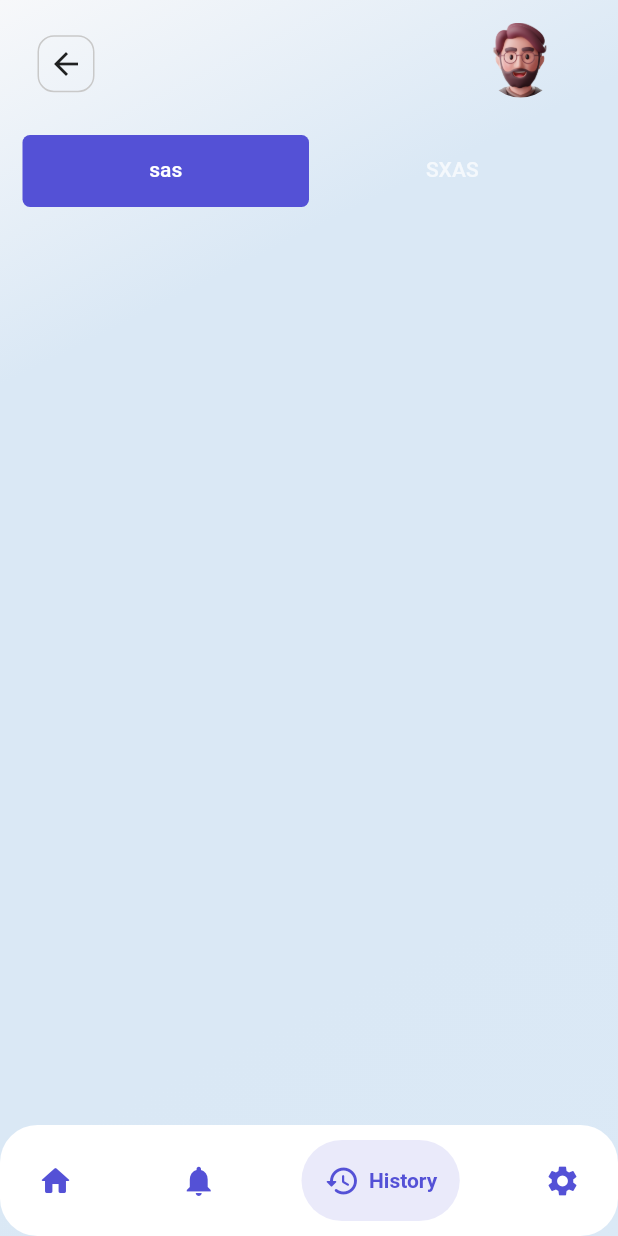
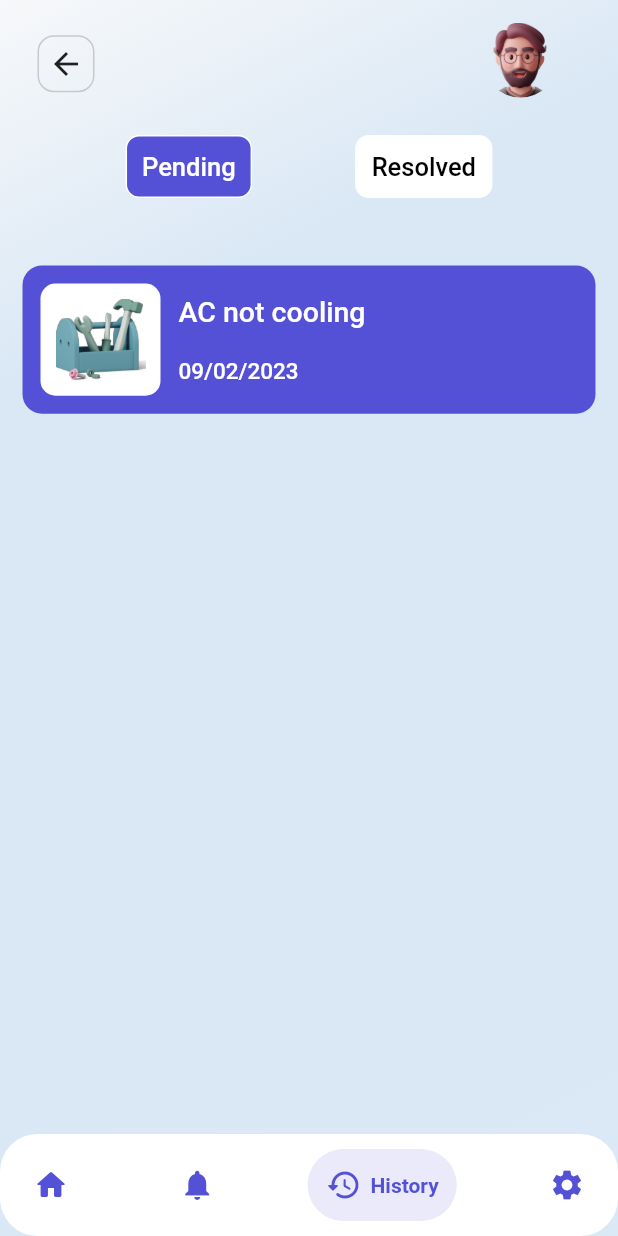
Before and after one commit to joyalshine/vit_hostel_app, a Flutter app: the screen it shows after launch, item 3 of the bottom bar chosen, on a phone screen of 412 x 824 dp. Run offline on Flutter 3.47's test engine with Material 2 defaults, Android fonts, the phone set to English and light mode, and no system bars; drawn by our look-alikes of google_nav_bar; missing offline and left inert: dart:ffi.

Commit message:
History page completed

```diff
--- a/lib/pages/history_page.dart
+++ b/lib/pages/history_page.dart
@@ -1,4 +1,5 @@
 import 'package:flutter/material.dart';
+import 'package:vit_hostel_repo/widgets/history_list.dart';
 
 class History extends StatefulWidget {
   const History({super.key});
@@ -9,13 +10,21 @@ class History extends StatefulWidget {
 
 class _HistoryState extends State<History> {
   late double lastSwipe;
+  int _currrentPage = 0;
 
   @override
   Widget build(BuildContext context) {
     return GestureDetector(
       onHorizontalDragUpdate: (details) {
-        print("detected");
-        print(details.delta);
+        if (details.delta.dx < 0 && _currrentPage == 0) {
+          setState(() {
+            _currrentPage = 1;
+          });
+        } else if (details.delta.dx > 0 && _currrentPage == 1) {
+          setState(() {
+            _currrentPage = 0;
+          });
+        }
       },
       child: Container(
         decoration: BoxDecoration(
@@ -59,28 +68,80 @@ class _HistoryState extends State<History> {
                   ),
                 ],
               ),
-              SizedBox(
+              const SizedBox(
                 height: 25,
               ),
-              DefaultTabController(
-                length: 2,
-                child: TabBar(
-                    indicator: BoxDecoration(
-                        borderRadius:
-                            BorderRadius.circular(5), // Creates border
-                        color: Color.fromARGB(255, 84, 81, 214)),
-                    tabs: [
-                      Tab(
-                        text: 'sas',
+              Row(
+                mainAxisAlignment: MainAxisAlignment.spaceEvenly,
+                children: [
+                  InkWell(
+                    onTap: () {
+                      if (_currrentPage != 0) {
+                        setState(() {
+                          _currrentPage = 0;
+                        });
+                      }
+                    },
+                    child: Container(
+                      padding: const EdgeInsets.all(10),
+                      decoration: BoxDecoration(
+                        borderRadius: BorderRadius.circular(9),
+                        border: Border.all(color: Colors.white),
+                        color: _currrentPage == 0
+                            ? const Color.fromARGB(255, 84, 81, 214)
+                            : const Color.fromARGB(255, 255, 255, 255),
                       ),
-                      Tab(text: 'SXAS')
-                    ]),
+                      child: Text(
+                        'Pending',
+                        style: TextStyle(
+                          color:
+                              _currrentPage == 0 ? Colors.white : Colors.black,
+                          fontSize: 17,
+                          fontWeight: FontWeight.w500,
+                        ),
+                      ),
+                    ),
+                  ),
+                  InkWell(
+                    onTap: () {
+                      if (_currrentPage != 1) {
+                        setState(() {
+                          _currrentPage = 1;
+                        });
+                      }
+                    },
+                    child: Container(
+                      padding: const EdgeInsets.all(10),
+                      decoration: BoxDecoration(
+                        borderRadius: BorderRadius.circular(9),
+                        border: Border.all(color: Colors.white),
+                        color: _currrentPage == 1
+                            ? const Color.fromARGB(255, 84, 81, 214)
+                            : const Color.fromARGB(255, 255, 255, 255),
+                      ),
+                      child: Text(
+                        'Resolved',
+                        style: TextStyle(
+                          color:
+                              _currrentPage == 1 ? Colors.white : Colors.black,
+                          fontSize: 17,
+                          fontWeight: FontWeight.w500,
+                        ),
+                      ),
+                    ),
+                  ),
+                ],
+              ),
+              const SizedBox(
+                height: 45,
+              ),
+              HistoryList(
+                dataType: _currrentPage == 0 ? "pending" : "completed",
               )
             ],
           ),
         ),
       ),
     );
-    ;
   }
 }
--- a/lib/pages/main_page.dart
+++ b/lib/pages/main_page.dart
@@ -46,7 +46,7 @@ class _MainPageState extends State<MainPage> {
           child: GNav(
             tabBackgroundColor: const Color.fromARGB(31, 84, 81, 214),
             activeColor: const Color.fromARGB(255, 84, 81, 214),
-            padding: const EdgeInsets.all(15),
+            padding: const EdgeInsets.all(12),
             gap: 6,
             tabs: const [
               GButton(
--- /dev/null
+++ b/lib/widgets/history_list.dart
@@ -0,0 +1,110 @@
+import 'package:flutter/material.dart';
+
+class HistoryList extends StatelessWidget {
+  const HistoryList({super.key, required this.dataType});
+
+  final String dataType;
+
+  @override
+  Widget build(BuildContext context) {
+    return SizedBox(
+      child: Column(
+        children: [
+          Container(
+            decoration: BoxDecoration(
+                color: const Color.fromARGB(255, 84, 81, 214),
+                borderRadius: BorderRadius.circular(13)),
+            child: Row(
+              children: [
+                Container(
+                  margin: const EdgeInsets.all(12),
+                  padding: const EdgeInsets.all(10),
+                  decoration: BoxDecoration(
+                    borderRadius: BorderRadius.circular(10),
+                    color: Colors.white,
+                  ),
+                  child: Image.asset(
+                    'assets/images/logo-repair.png',
+                    width: 60,
+                  ),
+                ),
+                Column(
+                  crossAxisAlignment: CrossAxisAlignment.start,
+                  children: const [
+                    Text(
+                      'AC not cooling',
+                      style: TextStyle(
+                        fontSize: 19,
+                        color: Colors.white,
+                        fontWeight: FontWeight.w500,
+                      ),
+                    ),
+                    SizedBox(
+                      height: 20,
+                    ),
+                    Text(
+                      '09/02/2023',
+                      style: TextStyle(
+                          fontSize: 15,
+                          color: Colors.white,
+                          fontWeight: FontWeight.w500),
+                    ),
+                  ],
+                )
+              ],
+            ),
+          ),
+          const SizedBox(
+            height: 15,
+          ),
+          dataType == "completed"
+              ? Container(
+                  decoration: BoxDecoration(
+                      color: const Color.fromARGB(255, 84, 81, 214),
+                      borderRadius: BorderRadius.circular(13)),
+                  child: Row(
+                    children: [
+                      Container(
+                        margin: const EdgeInsets.all(12),
+                        padding: const EdgeInsets.all(2),
+                        decoration: BoxDecoration(
+                          borderRadius: BorderRadius.circular(10),
+                          color: Colors.white,
+                        ),
+                        child: Image.asset(
+                          'assets/images/cleaning-home-logo.png',
+                          width: 70,
+                        ),
+                      ),
+                      Column(
+                        crossAxisAlignment: CrossAxisAlignment.start,
+                        children: const [
+                          Text(
+                            'Room Cleaning',
+                            style: TextStyle(
+                              fontSize: 19,
+                              color: Colors.white,
+                              fontWeight: FontWeight.w500,
+                            ),
+                          ),
+                          SizedBox(
+                            height: 20,
+                          ),
+                          Text(
+                            '09/02/2023',
+                            style: TextStyle(
+                                fontSize: 15,
+                                color: Colors.white,
+                                fontWeight: FontWeight.w500),
+                          ),
+                        ],
+                      )
+                    ],
+                  ),
+                )
+              : const SizedBox(),
+        ],
+      ),
+    );
+  }
+}
--- a/pubspec.yaml
+++ b/pubspec.yaml
@@ -68,6 +68,7 @@ flutter:
     - assets/images/developers_avatar.png
     - assets/images/github_logo.png
     - assets/images/LinkedIn_logo.png
+    - assets/images/logo-repair.png
 
   # An image asset can refer to one or more resolution-specific "variants", see
   # https://flutter.dev/assets-and-images/#resolution-aware
```
Also changed, not shown: assets/images/logo-repair.png (added).
